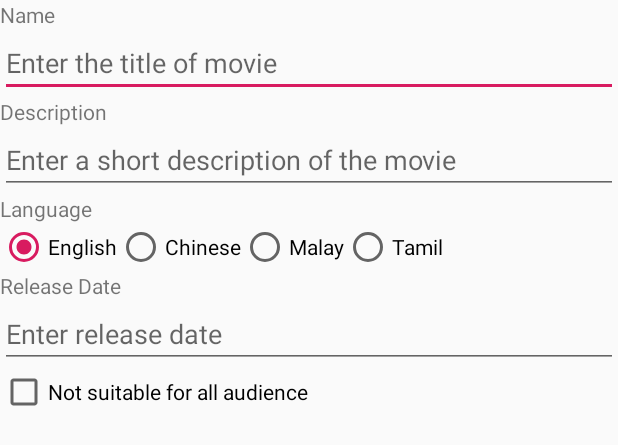
After one commit to 170194A-NYP/MovieRater, an Android app: the layout edit_page.xml on its own in the app's theme, with its tools: preview values and no code run, on a phone screen of 412 x 824 dp. The commit adds this screen. Shown: the top 445 px of the screen. Run offline under Robolectric (Android 15) with nearby library versions, the phone set to English and light mode, and no system bars.

Commit message:
Finished Advanced

```diff
--- /dev/null
+++ b/app/src/main/res/layout/edit_page.xml
@@ -0,0 +1,51 @@
+<?xml version="1.0" encoding="utf-8"?>
+<LinearLayout
+        xmlns:android="http://schemas.android.com/apk/res/android"
+        xmlns:tools="http://schemas.android.com/tools"
+        xmlns:app="http://schemas.android.com/apk/res-auto"
+        android:layout_width="match_parent"
+        android:layout_height="match_parent"
+        android:orientation="vertical"
+        tools:context=".MainActivity">
+
+    <TextView
+            android:layout_width="wrap_content"
+            android:layout_height="wrap_content"
+            android:text="@string/tvName"/>
+
+    <EditText android:layout_width="match_parent" android:layout_height="wrap_content"
+              android:hint="@string/etMovieName" android:id="@+id/etMovieName_edit"/>
+
+    <TextView android:layout_width="wrap_content" android:layout_height="wrap_content"
+              android:text="@string/tvDescription"/>
+
+    <EditText android:layout_width="match_parent" android:layout_height="wrap_content"
+              android:hint="@string/etDescription" android:id="@+id/etMovieDescription_edit"/>
+
+    <TextView android:layout_width="wrap_content" android:layout_height="wrap_content"
+              android:text="@string/tvLanguage"/>
+
+    <RadioGroup android:layout_width="match_parent" android:layout_height="wrap_content"
+                android:orientation="horizontal" android:id="@+id/rgLanguage_edit" android:checkedButton="@id/rbEnglish_edit">
+        <RadioButton android:layout_width="wrap_content" android:layout_height="wrap_content"
+                     android:text="@string/rbtnEnglish" android:id="@+id/rbEnglish_edit"/>
+        <RadioButton android:layout_width="wrap_content" android:layout_height="wrap_content"
+                     android:text="@string/rbtnChinese" android:id="@+id/rbChinese_edit"/>
+        <RadioButton android:layout_width="wrap_content" android:layout_height="wrap_content"
+                     android:text="@string/rbtnMalay" android:id="@+id/rbMalay_edit"/>
+        <RadioButton android:layout_width="wrap_content" android:layout_height="wrap_content"
+                     android:text="@string/rbtnTamil" android:id="@+id/rbTamil_edit"/>
+    </RadioGroup>
+
+    <TextView android:layout_width="wrap_content" android:layout_height="wrap_content" android:text="@string/tvReleaseDate"/>
+
+    <EditText android:layout_width="match_parent" android:layout_height="wrap_content" android:hint="@string/etReleaseDate" android:id="@+id/etReleaseDate_edit"/>
+
+    <CheckBox android:layout_width="wrap_content" android:layout_height="wrap_content" android:text="@string/chkbxNotSuitable" android:id="@+id/chkbxSuitable_edit"/>
+
+    <LinearLayout android:layout_width="match_parent" android:layout_height="wrap_content" android:orientation="horizontal" android:weightSum="1" android:visibility="invisible" android:id="@+id/llotherBoxes_edit">
+        <CheckBox android:layout_width="wrap_content" android:layout_height="wrap_content" android:text="@string/chkbxViolence" android:layout_weight="0.5" android:id="@+id/chkbxLanguage_Used_edit"/>
+        <CheckBox android:layout_width="wrap_content" android:layout_height="wrap_content" android:layout_weight="0.5" android:text="@string/chkbxLanguageUsed" android:id="@+id/chkbxViolence_Used_edit"/>
+    </LinearLayout>
+
+</LinearLayout>
--- a/app/src/main/res/values/strings.xml
+++ b/app/src/main/res/values/strings.xml
@@ -23,10 +23,12 @@
     <string name="rateMovie_enterreview">Enter your review for the movie :</string>
     <string name="rateMovie_shareview">Share your view on the show</string>
     <string name="title_activity_rate_movie_activity">rate_movie_activity</string>
-    <string name="landing_page_no_movie">You have not added a movie \nLong Press me to add a movie</string>
     <string name="viewMovie_reviewtitle">Reviews :</string>
     <string name="viewMovie_review">No Reviews yet. \nLong press here to add your review.</string>
     <string name="rateMovie_submit">Submit</string>
     <string name="mainActivity_Add">Add</string>
     <string name="mainActivity_Clear">Clear Entries</string>
+    <string name="title_activity_edit__information">Edit_Information</string>
+    <string name="edit_page_save">Save</string>
+    <string name="edit_page_cancel">Cancel</string>
 </resources>
```
Also changed, not shown: app/src/main/AndroidManifest.xml (+9 -4 lines), app/src/main/java/a170194a/nyp/movierater/Edit_page_activity.kt (added, +80 -0 lines), app/src/main/java/a170194a/nyp/movierater/Landing_page_activity.kt (+59 -13 lines), app/src/main/java/a170194a/nyp/movierater/MainActivity.kt (+5 -3 lines), app/src/main/java/a170194a/nyp/movierater/Movies.kt (added, +18 -0 lines), app/src/main/java/a170194a/nyp/movierater/rate_movie_activity.kt (+7 -6 lines), app/src/main/java/a170194a/nyp/movierater/view_movie_activity.kt (+49 -25 lines), app/src/main/res/layout/landing_page.xml (+7 -9 lines), app/src/main/res/menu/edit_page_menu.xml (added, +10 -0 lines), app/src/main/res/menu/landing_page_menu.xml (added, +7 -0 lines), app/src/main/res/drawable-v24/image_resize2.png (added).
